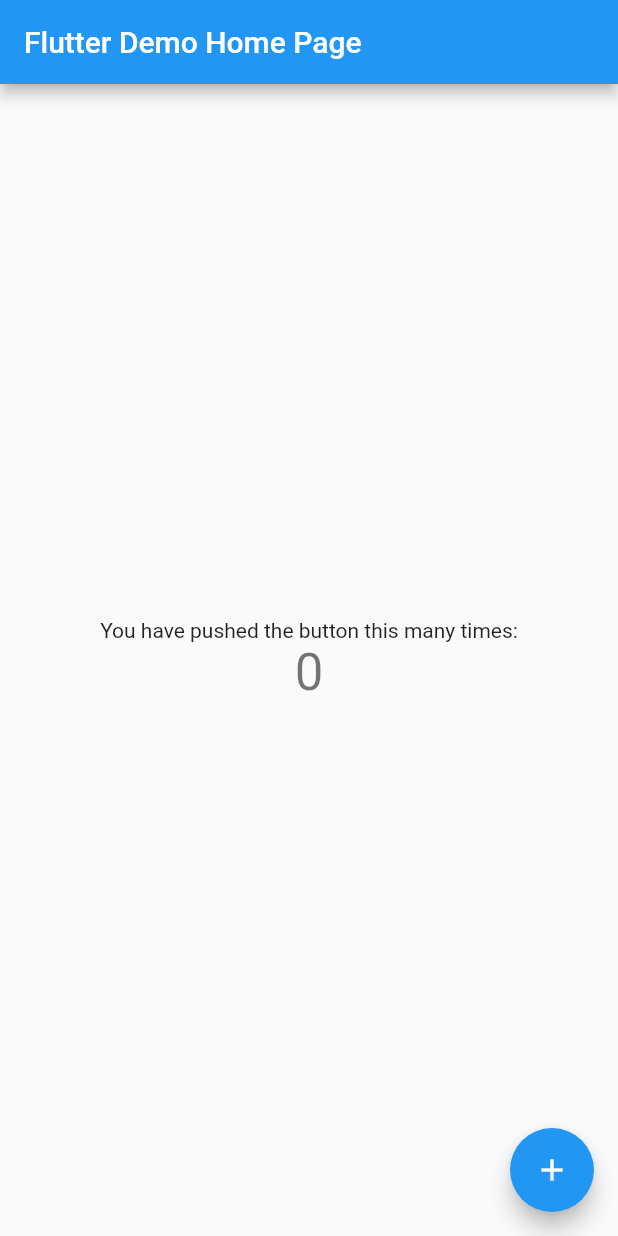
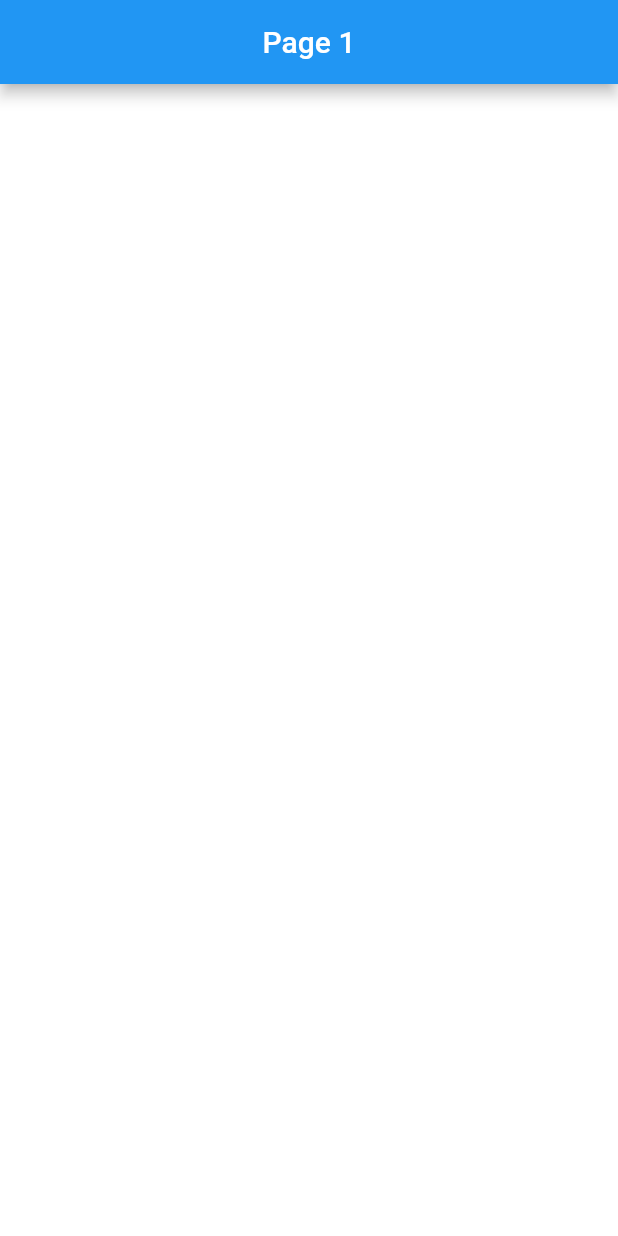
Before and after one commit to Harini-Sritharar/panic_button, a Flutter app: the screen it shows after launch, on a phone screen of 412 x 824 dp. Run offline on Flutter 3.47's test engine with Material 2 defaults, Android fonts, the phone set to English and light mode, and no system bars.

Commit message:
Added page1 as home screen

```diff
--- a/lib/main.dart
+++ b/lib/main.dart
@@ -1,113 +1,28 @@
 import 'package:flutter/material.dart';
+import 'package:panic_button/page1.dart';
 
 void main() {
   runApp(MyApp());
 }
-
-class MyApp extends StatelessWidget {
-  // This widget is the root of your application.
+class MyApp extends StatefulWidget {
+  @override
+  //creates a state for this widget
+  _MyAppState createState() => _MyAppState();
+}
+class _MyAppState extends State<MyApp> {
   @override
   Widget build(BuildContext context) {
     return MaterialApp(
-      title: 'Flutter Demo',
+      // the line of code below removes the red debug banner which is by default set to true on all new flutter applications
+      debugShowCheckedModeBanner: false,
+      title: 'Revision Quiz App',
       theme: ThemeData(
-        // This is the theme of your application.
-        //
-        // Try running your application with "flutter run". You'll see the
-        // application has a blue toolbar. Then, without quitting the app, try
-        // changing the primarySwatch below to Colors.green and then invoke
-        // "hot reload" (press "r" in the console where you ran "flutter run",
-        // or simply save your changes to "hot reload" in a Flutter IDE).
-        // Notice that the counter didn't reset back to zero; the application
-        // is not restarted.
+        //denotes the colour that the theme is to be based upon
         primarySwatch: Colors.blue,
+        visualDensity: VisualDensity.adaptivePlatformDensity,
       ),
-      home: MyHomePage(title: 'Flutter Demo Home Page'),
+      //this line of code means that the user is navigated to the WelcomeScreen upon opening the app
+      home: HomeScreen(),
     );
   }
 }
-
-class MyHomePage extends StatefulWidget {
-  MyHomePage({Key? key, required this.title}) : super(key: key);
-
-  // This widget is the home page of your application. It is stateful, meaning
-  // that it has a State object (defined below) that contains fields that affect
-  // how it looks.
-
-  // This class is the configuration for the state. It holds the values (in this
-  // case the title) provided by the parent (in this case the App widget) and
-  // used by the build method of the State. Fields in a Widget subclass are
-  // always marked "final".
-
-  final String title;
-
-  @override
-  _MyHomePageState createState() => _MyHomePageState();
-}
-
-class _MyHomePageState extends State<MyHomePage> {
-  int _counter = 0;
-
-  void _incrementCounter() {
-    setState(() {
-      // This call to setState tells the Flutter framework that something has
-      // changed in this State, which causes it to rerun the build method below
-      // so that the display can reflect the updated values. If we changed
-      // _counter without calling setState(), then the build method would not be
-      // called again, and so nothing would appear to happen.
-      _counter++;
-    });
-  }
-
-  @override
-  Widget build(BuildContext context) {
-    // This method is rerun every time setState is called, for instance as done
-    // by the _incrementCounter method above.
-    //
-    // The Flutter framework has been optimized to make rerunning build methods
-    // fast, so that you can just rebuild anything that needs updating rather
-    // than having to individually change instances of widgets.
-    return Scaffold(
-      appBar: AppBar(
-        // Here we take the value from the MyHomePage object that was created by
-        // the App.build method, and use it to set our appbar title.
-        title: Text(widget.title),
-      ),
-      body: Center(
-        // Center is a layout widget. It takes a single child and positions it
-        // in the middle of the parent.
-        child: Column(
-          // Column is also a layout widget. It takes a list of children and
-          // arranges them vertically. By default, it sizes itself to fit its
-          // children horizontally, and tries to be as tall as its parent.
-          //
-          // Invoke "debug painting" (press "p" in the console, choose the
-          // "Toggle Debug Paint" action from the Flutter Inspector in Android
-          // Studio, or the "Toggle Debug Paint" command in Visual Studio Code)
-          // to see the wireframe for each widget.
-          //
-          // Column has various properties to control how it sizes itself and
-          // how it positions its children. Here we use mainAxisAlignment to
-          // center the children vertically; the main axis here is the vertical
-          // axis because Columns are vertical (the cross axis would be
-          // horizontal).
-          mainAxisAlignment: MainAxisAlignment.center,
-          children: <Widget>[
-            Text(
-              'You have pushed the button this many times:',
-            ),
-            Text(
-              '$_counter',
-              style: Theme.of(context).textTheme.headline4,
-            ),
-          ],
-        ),
-      ),
-      floatingActionButton: FloatingActionButton(
-        onPressed: _incrementCounter,
-        tooltip: 'Increment',
-        child: Icon(Icons.add),
-      ), // This trailing comma makes auto-formatting nicer for build methods.
-    );
-  }
-}
--- /dev/null
+++ b/lib/page1.dart
@@ -0,0 +1,35 @@
+import 'package:flutter/material.dart';
+
+class HomeScreen extends StatefulWidget {
+  HomeScreen({
+    Key? key,
+  }) : super(key: key);
+
+  @override
+  _HomeScreenState createState() => _HomeScreenState();
+}
+
+class _HomeScreenState extends State<HomeScreen> {
+  @override
+  void initState() {
+    super.initState();
+  }
+
+  Widget build(BuildContext context) {
+    return Scaffold(
+        backgroundColor: Colors.white,
+        appBar: AppBar(
+          // shows the user's name in the app bar
+          title: Text("Page 1"),
+          centerTitle: true, // centres the title
+        ),
+        body: Center(
+            child: Container(
+                child: Column(
+                    mainAxisAlignment: MainAxisAlignment
+                        .center, // all widgets are aligned in the ceetre of the page
+                    children: <Widget>[
+
+            ]))));
+  }
+}
```
